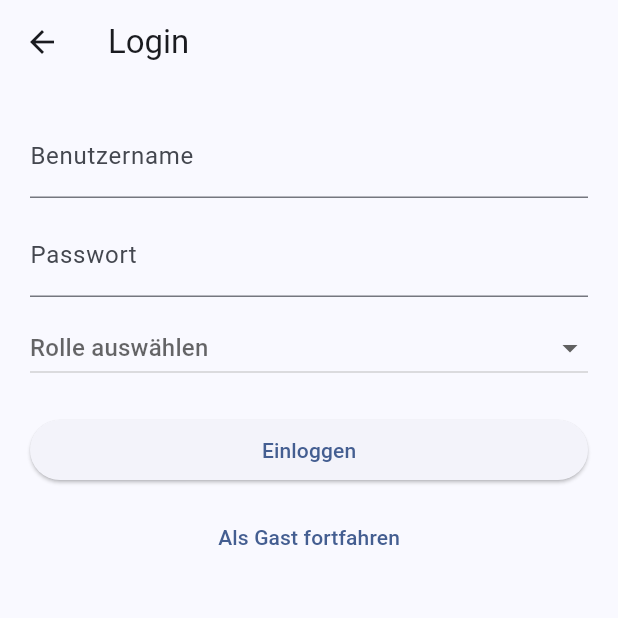
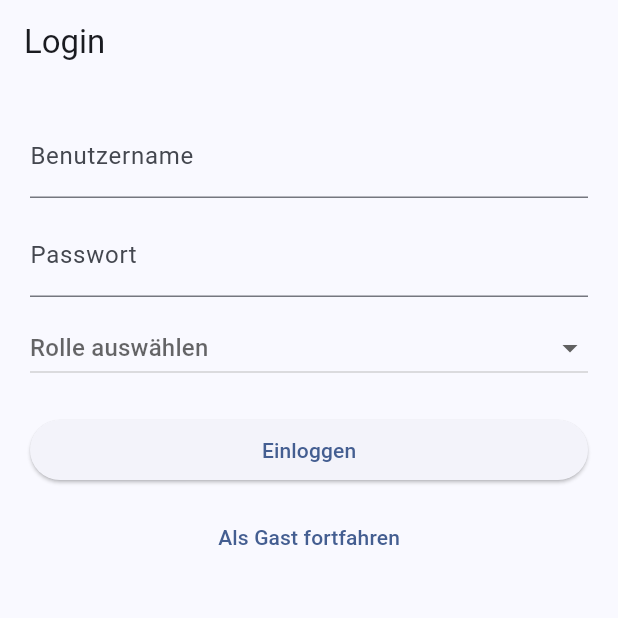
Before and after one commit to HendrikAlexander/meal_planner_app, a Flutter app: the Startbildschirm screen opened directly, after a tap on "Login", on a phone screen of 412 x 824 dp, the top half of it. Run offline on Flutter 3.47's test engine with Material 3 defaults, Android fonts, the phone set to English and light mode, and no system bars; our stand-ins replace image_picker; accounts and stored records are empty.

Commit message:
Zurück entfernt von Login

```diff
--- a/lib/main.dart
+++ b/lib/main.dart
@@ -8,7 +8,7 @@ import 'view/SpeisekarteView/essen_dialog.dart';
 import 'view/Startseite/startbildschirm.dart';
 import 'view/EssensplanView/essensplan_dialog.dart';
 import 'view/SpeisekarteView/bewertungen_liste.dart';
-import 'viewmodel/essensbewertung_viewmodel.dart';
+import 'viewmodel/EssensbewertungViewModel/essensbewertung_viewmodel.dart';
 
 // NEU: Login-View + ViewModel importieren
 import 'view/LoginView/login_view.dart';
@@ -37,7 +37,7 @@ class MyApp extends StatelessWidget {
         colorScheme: ColorScheme.fromSeed(seedColor: Colors.blueAccent),
         useMaterial3: true,
       ),
-      initialRoute: '/', // <-- NEU: Login zuerst anzeigen
+      initialRoute: '/login', // <-- NEU: Login zuerst anzeigen
       routes: {
         '/': (context) => const Startbildschirm(),
         '/login': (context) => const LoginView(),
--- a/lib/view/LoginView/login_view.dart
+++ b/lib/view/LoginView/login_view.dart
@@ -11,7 +11,7 @@ class LoginView extends StatelessWidget {
     final vm = Provider.of<LoginViewModel>(context);
 
     return Scaffold(
-      appBar: AppBar(title: const Text("Login")),
+      appBar: AppBar(title: const Text("Login"),automaticallyImplyLeading: false),
       body: SingleChildScrollView(
         child: Padding(
           padding: const EdgeInsets.all(20),
--- a/lib/view/SpeisekarteView/add_bewertung_dialog.dart
+++ b/lib/view/SpeisekarteView/add_bewertung_dialog.dart
@@ -6,7 +6,7 @@ import 'package:provider/provider.dart';
 
 import '../../model/essensbewertung.dart';
 import '../../model/essen.dart'; // Damit der Dialog weiß, welches Essen bewertet wird
-import '../../viewmodel/essensbewertung_viewmodel.dart';
+import '../../viewmodel/EssensbewertungViewModel/essensbewertung_viewmodel.dart';
 import '../../viewmodel/LoginViewModel/login_viewmodel.dart';
 
 /// Dialog zum Abgeben oder Bearbeiten einer Essensbewertung
--- a/lib/view/SpeisekarteView/bewertungen_liste.dart
+++ b/lib/view/SpeisekarteView/bewertungen_liste.dart
@@ -3,7 +3,7 @@
 import 'dart:io';
 import 'package:flutter/material.dart';
 import 'package:provider/provider.dart';
-import '../../viewmodel/essensbewertung_viewmodel.dart';
+import '../../viewmodel/EssensbewertungViewModel/essensbewertung_viewmodel.dart';
 import '../../model/essensbewertung.dart';
 import 'add_bewertung_dialog.dart';
 
--- a/lib/view/Startseite/startbildschirm.dart
+++ b/lib/view/Startseite/startbildschirm.dart
@@ -51,7 +51,7 @@ class Startbildschirm extends StatelessWidget {
             title: const Text('Login'),
             subtitle: const Text('Anmelden, als Admin oder Nutzer'),
             onTap: () {
-              Navigator.pushNamed(context, '/login');
+              Navigator.pushReplacementNamed(context, '/login');
             },
           ),
         ],
--- a/lib/viewmodel/essensbewertung_viewmodel.dart
+++ b/lib/viewmodel/EssensbewertungViewModel/essensbewertung_viewmodel.dart
@@ -1,5 +1,5 @@
 import 'package:flutter/material.dart';
-import '../model/essensbewertung.dart';
+import '../../model/essensbewertung.dart';
 
 /// ViewModel zur Verwaltung von Essensbewertungen.
 /// Diese Klasse hält eine Liste von Bewertungen und informiert das UI bei Änderungen.
```
Also changed, not shown: lib/viewmodel/model/essensbewertung.dart (deleted, +0 -12 lines).
